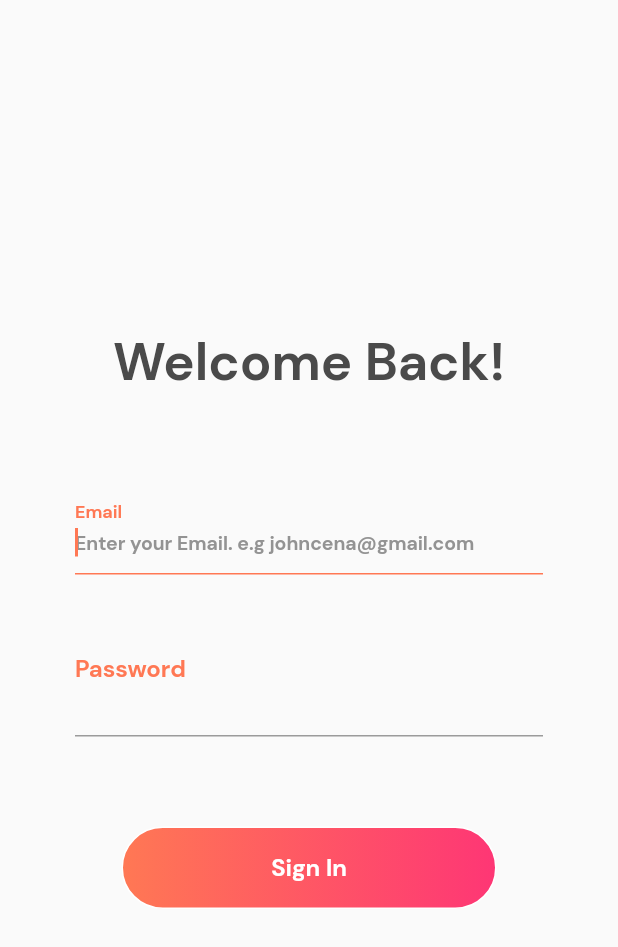
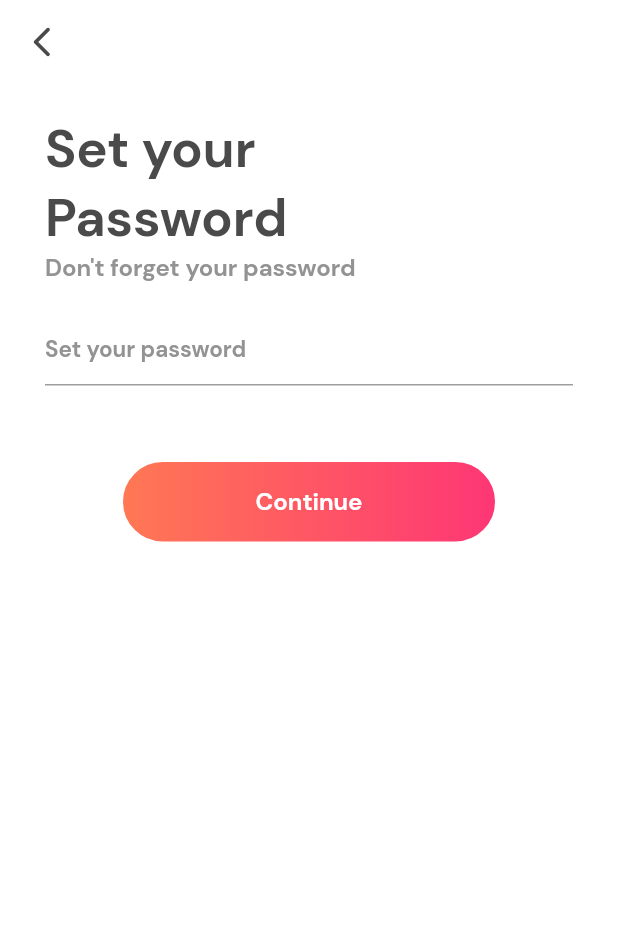
Before and after one commit to loneSoul12/lone_soul, a Flutter app: the screen it shows after launch, on a phone screen of 412 x 824 dp. Shown: the top 947 px of the screen. Run offline on Flutter 3.47's test engine with Material 2 defaults, Android fonts, the light colour scheme and no system bars; our stand-ins replace dotted_border, multi_select_flutter; missing offline and left inert: simple_tags; Roboto replaces fonts that are missing (DmSans).

Commit message:
sign up screen

```diff
--- a/lib/main.dart
+++ b/lib/main.dart
@@ -2,6 +2,7 @@ import 'package:flutter/material.dart';
 import 'package:lone_soul/app_colors.dart';
 import 'package:lone_soul/screens/auth_start_screen.dart';
 import 'package:lone_soul/screens/email_screen.dart';
+import 'package:lone_soul/screens/password_screen.dart';
 import 'package:lone_soul/screens/policy.dart';
 import 'package:lone_soul/screens/preference_screen.dart';
 import 'package:lone_soul/screens/signin_screen.dart';
@@ -27,7 +28,7 @@ class MyApp extends StatelessWidget {
         ),
         primarySwatch: Colors.blue,
       ),
-      home: SigninScreen(),
+      home: PasswordScreen(),
     );
   }
 }
--- /dev/null
+++ b/lib/screens/password_screen.dart
@@ -0,0 +1,83 @@
+import 'package:flutter/material.dart';
+import 'package:lone_soul/app_colors.dart';
+import 'package:lone_soul/app_styles.dart';
+
+class PasswordScreen extends StatefulWidget {
+  const PasswordScreen({super.key});
+
+  @override
+  State<PasswordScreen> createState() => _PasswordScreenState();
+}
+
+class _PasswordScreenState extends State<PasswordScreen> {
+  @override
+  Widget build(BuildContext context) {
+    return Scaffold(
+      appBar: AppBar(
+        backgroundColor: Colors.white,
+        elevation: 0,
+        leading: IconButton(
+            onPressed: () {},
+            icon: const Icon(
+              Icons.arrow_back_ios_new_rounded,
+              color: AppColors.darkGrey,
+            )),
+      ),
+      body: Container(
+        height: double.infinity,
+        width: double.infinity,
+        color: Colors.white,
+        child: Padding(
+          padding: const EdgeInsets.symmetric(horizontal: 30.0),
+          child: Column(
+            crossAxisAlignment: CrossAxisAlignment.start,
+            children: [
+              const SizedBox(
+                height: 20,
+              ),
+              Text(
+                "Set your\nPassword",
+                style: AppStyles.boldHeader,
+              ),
+              Text(
+                "Don\'t forget your password",
+                style: AppStyles.text.copyWith(color: AppColors.grey),
+              ),
+              const SizedBox(
+                height: 20,
+              ),
+              TextFormField(
+                cursorColor: AppColors.brown,
+                decoration: InputDecoration(
+                  hintText: 'Set your password',
+                  hintStyle: AppStyles.text
+                      .copyWith(color: AppColors.grey, fontSize: 15),
+                ),
+              ),
+              const SizedBox(height: 50),
+              Center(
+                child: InkWell(
+                  onTap: () {},
+                  child: Container(
+                    height: 55,
+                    width: 250,
+                    decoration: BoxDecoration(
+                        border: Border.all(color: Colors.white),
+                        gradient: AppColors.buttonGradient,
+                        borderRadius: BorderRadius.circular(30)),
+                    child: Center(
+                      child: Text(
+                        "Continue",
+                        style: AppStyles.text.copyWith(color: Colors.white),
+                      ),
+                    ),
+                  ),
+                ),
+              )
+            ],
+          ),
+        ),
+      ),
+    );
+  }
+}
```
